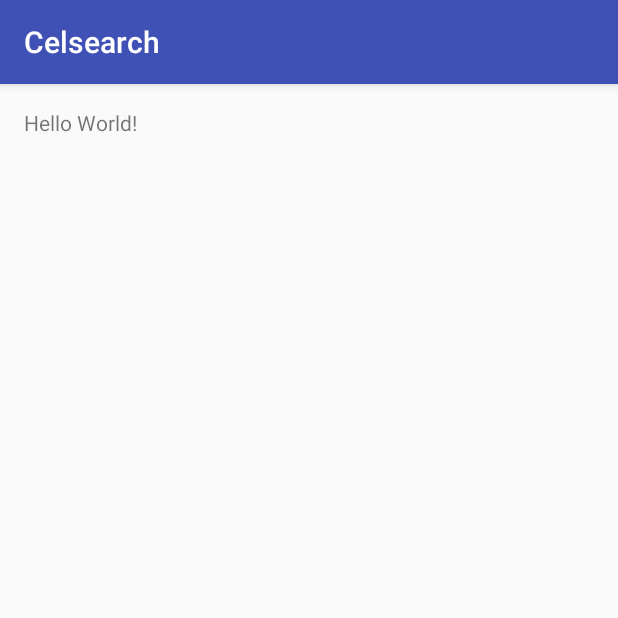
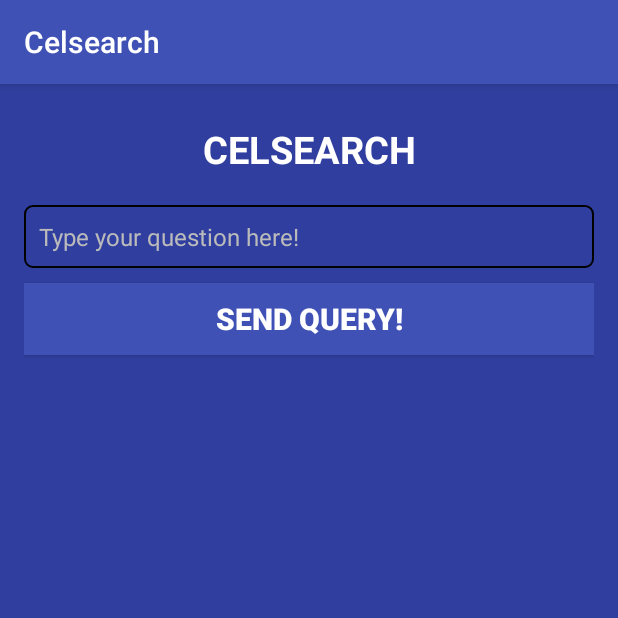
Before and after one commit to christopher18/Celsearch, an Android app: the screen it shows after launch (MainActivity), on a phone screen of 412 x 824 dp, the top half of it. Run offline under Robolectric (Android 15) with nearby library versions, the light colour scheme and no system bars.

Commit message:
Send query from android device to server

```diff
--- a/android/Celsearch/app/build.gradle
+++ b/android/Celsearch/app/build.gradle
@@ -25,6 +25,6 @@ dependencies {
     androidTestCompile('com.android.support.test.espresso:espresso-core:2.2.2', {
         exclude group: 'com.android.support', module: 'support-annotations'
     })
-    compile 'com.android.support:appcompat-v7:25.0.1'
+    compile 'com.android.support:appcompat-v7:25.3.1'
     testCompile 'junit:junit:4.12'
 }
--- a/android/Celsearch/app/src/main/AndroidManifest.xml
+++ b/android/Celsearch/app/src/main/AndroidManifest.xml
@@ -3,6 +3,7 @@
     package="com.example.chris.celsearch">
     <uses-permission android:name="android.permission.READ_SMS"/>
     <uses-permission android:name="android.permission.RECEIVE_SMS" />
+    <uses-permission android:name="android.permission.INTERNET" />
     <application
         android:allowBackup="true"
         android:icon="@mipmap/ic_launcher"
--- /dev/null
+++ b/android/Celsearch/app/src/main/res/drawable/rectangle.xml
@@ -0,0 +1,10 @@
+<?xml version="1.0" encoding="UTF-8"?>
+<shape xmlns:android="http://schemas.android.com/apk/res/android" android:id="@+id/listview_background_shape">
+    <stroke android:width="1dp" android:color="#000000" />
+    <padding android:left="1dp"
+        android:top="1dp"
+        android:right="1dp"
+        android:bottom="1dp" />
+    <corners android:radius="5dp" />
+    <solid android:color="@color/colorPrimaryDark" />
+</shape>
--- a/android/Celsearch/app/src/main/res/layout/activity_main.xml
+++ b/android/Celsearch/app/src/main/res/layout/activity_main.xml
@@ -1,6 +1,8 @@
 <?xml version="1.0" encoding="utf-8"?>
-<RelativeLayout xmlns:android="http://schemas.android.com/apk/res/android"
+<LinearLayout xmlns:android="http://schemas.android.com/apk/res/android"
     xmlns:tools="http://schemas.android.com/tools"
+    android:orientation="vertical"
+    android:background="@color/colorPrimaryDark"
     android:id="@+id/activity_main"
     android:layout_width="match_parent"
     android:layout_height="match_parent"
@@ -9,9 +11,36 @@
     android:paddingRight="@dimen/activity_horizontal_margin"
     android:paddingTop="@dimen/activity_vertical_margin"
     tools:context="com.example.chris.celsearch.MainActivity">
+    <TextView
+        android:layout_width="match_parent"
+        android:layout_height="wrap_content"
+        android:gravity="center"
+        android:text="CELSEARCH"
+        android:textStyle="bold"
+        android:textSize="25dp"
+        android:textColor="#ffffff"
+        android:layout_marginBottom="20dp"
+        android:layout_marginTop="10dp"/>
+    <EditText
+        android:id="@+id/edittext"
+        android:background="@drawable/rectangle"
+        android:layout_width="match_parent"
+        android:layout_height="wrap_content"
+        android:hint="Type your question here!"
+        android:textSize="16sp"
+        android:padding="10dp"
+        android:layout_marginBottom="10dp"
+        android:textColorHint="#bbbbbb" />
+    <Button
+        android:background="@color/colorPrimary"
+        android:layout_width="match_parent"
+        android:layout_height="wrap_content"
+        android:text="Send query!"
+        android:textStyle="bold"
+        android:textSize="20sp"
+        android:textColor="#ffffff"
+        android:gravity="center"
+        android:padding="10dp"
+        android:onClick="sendQuery"/>
 
-    <TextView
-        android:layout_width="wrap_content"
-        android:layout_height="wrap_content"
-        android:text="Hello World!" />
-</RelativeLayout>
+</LinearLayout>
```
Also changed, not shown: android/Celsearch/app/src/main/java/com/example/chris/celsearch/CelsearchReceiver.java (+80 -8 lines), android/Celsearch/app/src/main/java/com/example/chris/celsearch/CelsearchRestClient.java (+2 -6 lines), android/Celsearch/app/src/main/java/com/example/chris/celsearch/MainActivity.java (+29 -1 lines), 1 other file.
